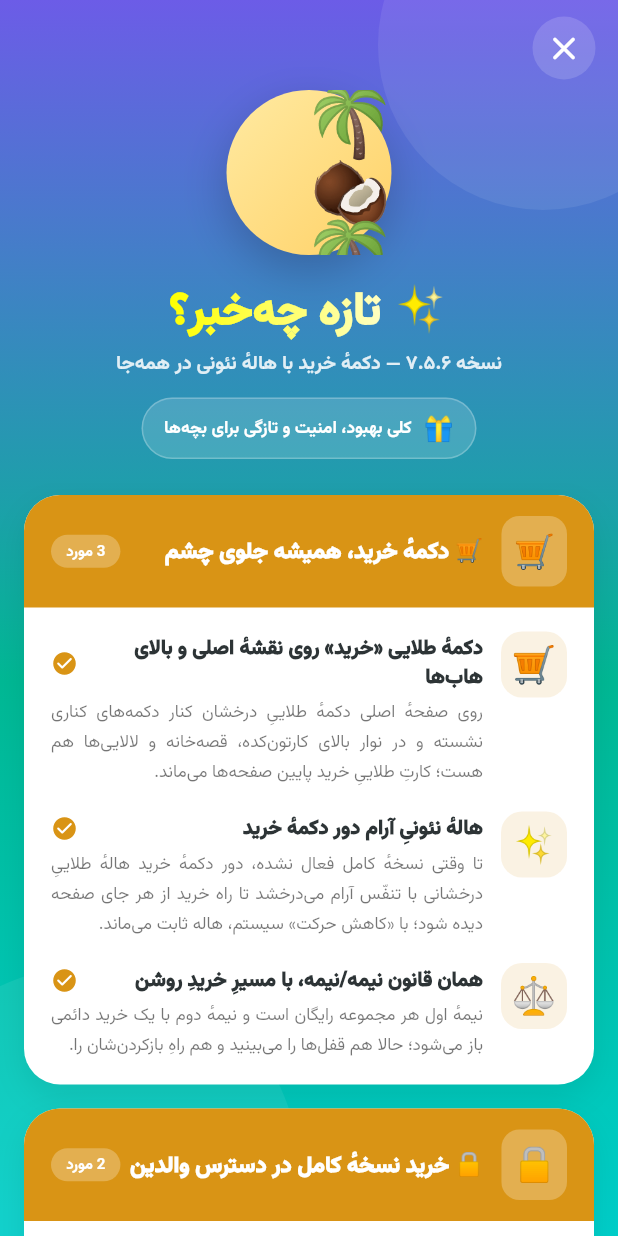
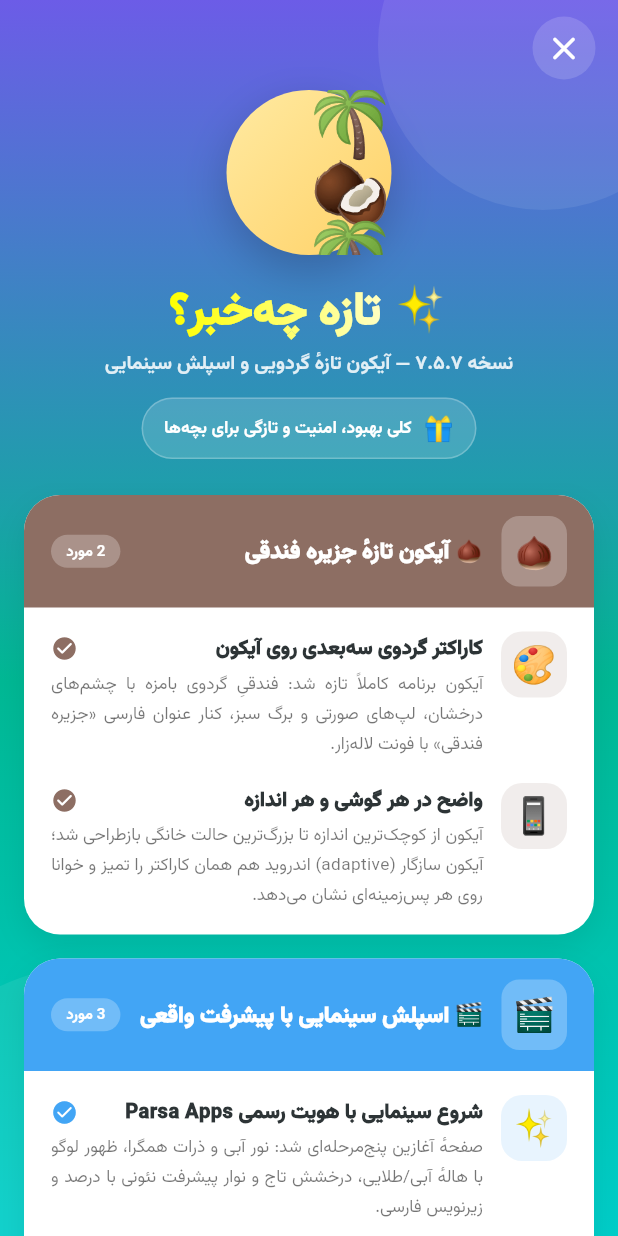
Before and after one commit to Parsa-apps/Jazire-Fandoqi, a Flutter app: the screen it shows after launch, on a phone screen of 412 x 824 dp. Run offline on Flutter 3.47's test engine with Material 3 defaults, Android fonts, the phone set to English and light mode, and no system bars; drawn by our look-alikes of flutter_animate; our stand-ins replace flutter_riverpod, flutter_tts, google_fonts, hive_flutter, just_audio, shared_preferences and 2 more; missing offline and left inert: cryptography, flame; accounts and stored records are empty.

Commit message:
🏷️ نسخهٔ ۷.۵.۷+۳۰ — آیکون تازهٔ گردویی و اسپلش سینمایی Parsa Apps
- pubspec.yaml: 7.5.6+29 → 7.5.7+30 (منبع حقیقت نسخه)
- GrowthStore.appVersion = 7.5.7 → همسانی با صفحهٔ درباره و مرکز والدین
- WhatsNew: نسخه ۷.۵.۷/+۳۰ و دو بخش تازه (آیکون گردویی PR #175 + اسپلش سینمایی و هویت Parsa Apps PR #174) بالای فهرست «تازه‌ها»
- ورک‌فلوی ساخت: نام آرتیفکت‌ها، تگ ریلیز v7.5.7، نام APK و عنوان ریلیز v7.5.7+30
- RELEASE_NOTES.md: یادداشت کامل ۷.۵.۷+۳۰ در بالا
- BUILD_INSTRUCTIONS.md و README.md: نسخهٔ فعلی و تاریخچه
- store/myket/RELEASE_NOTES_7_5_7_MYKET.md: متن آمادهٔ «تغییرات این نسخه» پنل مایکت

هر دو تغییر محتوایی بعد از ۷.۵.۶+۲۹ (آیکون جدید و برند/اسپلش) بدون ارتقای نسخه مرج شده بودند؛ این کامیت آن‌ها را زیر یک نسخهٔ رسمی می‌برد.

Co-authored-by: arena-agent <297053741+arena-agent@users.noreply.github.com>

```diff
--- a/lib/core/growth/growth_store.dart
+++ b/lib/core/growth/growth_store.dart
@@ -14,7 +14,7 @@ class GrowthStore {
   GrowthStore._();
 
   static const String hiveKey = 'growth_v62';
-  static const String appVersion = '7.5.6';
+  static const String appVersion = '7.5.7';
 
   static final ValueNotifierLike changes = ValueNotifierLike();
 
--- a/lib/core/growth/whats_new.dart
+++ b/lib/core/growth/whats_new.dart
@@ -1,18 +1,59 @@
 import 'package:flutter/material.dart';
 
 /// ═══════════════════════════════════════════════════════════════
-/// 🆕 تغییرات نسخهٔ ۷.۵.۶ «دکمهٔ خرید در همهٔ هاب‌ها» — جزیره فندقی
+/// 🆕 تغییرات نسخهٔ ۷.۵.۷ «آیکون تازه و اسپلش سینمایی» — جزیره فندقی
 /// بعد از هر آپدیت یک‌بار به‌صورت خودکار نشان داده می‌شود.
 /// ═══════════════════════════════════════════════════════════════
 class WhatsNew {
   WhatsNew._();
 
-  static const String version = '۷.۵.۶';
-  static const String versionName = 'دکمهٔ خرید با هالهٔ نئونی در همه‌جا';
-  static const String buildNumber = '+۲۹';
+  static const String version = '۷.۵.۷';
+  static const String versionName = 'آیکون تازهٔ گردویی و اسپلش سینمایی';
+  static const String buildNumber = '+۳۰';
 
   /// دسته‌بندی‌های تغییرات برای نمایش حرفه‌ای
   static const List<WhatsNewSection> sections = [
+    WhatsNewSection(
+      id: 'walnut-launcher-icon',
+      title: '🌰 آیکون تازهٔ جزیره فندقی',
+      emoji: '🌰',
+      color: Color(0xFF8D6E63),
+      items: [
+        WhatsNewItem(
+          emoji: '🎨',
+          title: 'کاراکتر گردوی سه‌بعدی روی آیکون',
+          body: 'آیکون برنامه کاملاً تازه شد: فندقیِ گردوی بامزه با چشم‌های درخشان، لپ‌های صورتی و برگ سبز، کنار عنوان فارسی «جزیره فندقی» با فونت لاله‌زار.',
+        ),
+        WhatsNewItem(
+          emoji: '📱',
+          title: 'واضح در هر گوشی و هر اندازه',
+          body: 'آیکون از کوچک‌ترین اندازه تا بزرگ‌ترین حالت خانگی بازطراحی شد؛ آیکون سازگار (adaptive) اندروید هم همان کاراکتر را تمیز و خوانا روی هر پس‌زمینه‌ای نشان می‌دهد.',
+        ),
+      ],
+    ),
+    WhatsNewSection(
+      id: 'parsa-brand-splash',
+      title: '🎬 اسپلش سینمایی با پیشرفت واقعی',
+      emoji: '🎬',
+      color: Color(0xFF42A5F5),
+      items: [
+        WhatsNewItem(
+          emoji: '✨',
+          title: 'شروع سینمایی با هویت رسمی Parsa Apps',
+          body: 'صفحهٔ آغازین پنج‌مرحله‌ای شد: نور آبی و ذرات همگرا، ظهور لوگو با هالهٔ آبی/طلایی، درخشش تاج و نوار پیشرفت نئونی با درصد و زیرنویس فارسی.',
+        ),
+        WhatsNewItem(
+          emoji: '⏱️',
+          title: 'درصدِ واقعی، نه تایمرِ نمایشی',
+          body: 'نوار پیشرفت به بارگذاری واقعی داده‌ها وصل است؛ تا آماده‌شدن کامل، برنامه ورودی نمی‌گیرد و با نگهبان زمانی هیچ‌وقت روی اسپلش قفل نمی‌ماند.',
+        ),
+        WhatsNewItem(
+          emoji: '🌙',
+          title: 'بوت تمیز، حتی در حالت شب',
+          body: 'پنجرهٔ بوت اندروید کاملاً مشکی و بدون آیکون شد تا در حالت شب لوگو دوبار دیده نشود و پرش نوری نداشته باشیم.',
+        ),
+      ],
+    ),
     WhatsNewSection(
       id: 'buy-button-every-hub',
       title: '🛒 دکمهٔ خرید، همیشه جلوی چشم',
--- a/pubspec.yaml
+++ b/pubspec.yaml
@@ -1,7 +1,7 @@
 name: jazireh_fandoghi
 description: "جزیره فندقی - اپلیکیشن آموزشی آفلاین کودکان با شخصیت فندقی | سازنده: فرشاد پارسا"
 publish_to: 'none'
-version: 7.5.6+29
+version: 7.5.7+30
 
 environment:
   sdk: '>=3.0.0 <4.0.0'
```
Also changed, not shown: 5 other files.
